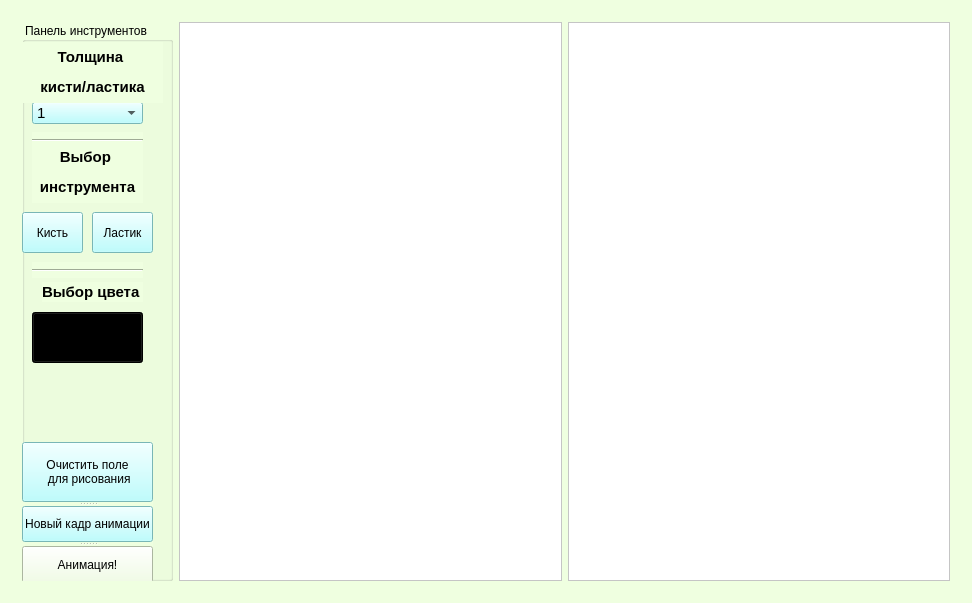
Before: the Qt Designer form paint.ui in moevm/gui-1h2018-37, drawn with Qt 5.
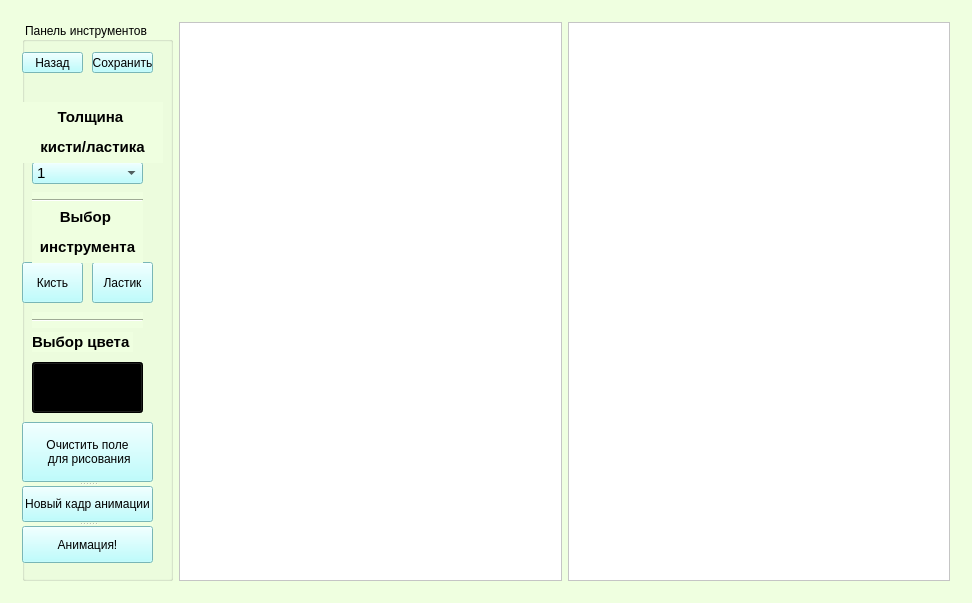
After: the same form once the commit is applied. The open tabs and pages were chosen to show the change.

Diff of the .ui file:
```diff
--- a/paint.ui
+++ b/paint.ui
@@ -122,7 +122,7 @@
           <property name="geometry">
            <rect>
             <x>10</x>
-            <y>290</y>
+            <y>340</y>
             <width>111</width>
             <height>51</height>
            </rect>
@@ -138,7 +138,7 @@
           <property name="geometry">
            <rect>
             <x>10</x>
-            <y>80</y>
+            <y>140</y>
             <width>111</width>
             <height>22</height>
            </rect>
@@ -256,7 +256,7 @@
           <property name="geometry">
            <rect>
             <x>0</x>
-            <y>190</y>
+            <y>240</y>
             <width>61</width>
             <height>41</height>
            </rect>
@@ -272,7 +272,7 @@
           <property name="geometry">
            <rect>
             <x>70</x>
-            <y>190</y>
+            <y>240</y>
             <width>61</width>
             <height>41</height>
            </rect>
@@ -287,8 +287,8 @@
          <widget class="QLabel" name="label_4">
           <property name="geometry">
            <rect>
-            <x>20</x>
-            <y>260</y>
+            <x>10</x>
+            <y>310</y>
             <width>101</width>
             <height>20</height>
            </rect>
@@ -309,7 +309,7 @@
           <property name="geometry">
            <rect>
             <x>10</x>
-            <y>120</y>
+            <y>180</y>
             <width>111</width>
             <height>61</height>
            </rect>
@@ -329,7 +329,7 @@
           <property name="geometry">
            <rect>
             <x>10</x>
-            <y>110</y>
+            <y>170</y>
             <width>111</width>
             <height>16</height>
            </rect>
@@ -342,7 +342,7 @@
           <property name="geometry">
            <rect>
             <x>10</x>
-            <y>240</y>
+            <y>290</y>
             <width>111</width>
             <height>16</height>
            </rect>
@@ -355,7 +355,7 @@
           <property name="geometry">
            <rect>
             <x>0</x>
-            <y>420</y>
+            <y>400</y>
             <width>131</width>
             <height>141</height>
            </rect>
@@ -381,6 +381,9 @@
            </property>
           </widget>
           <widget class="QPushButton" name="btnGif">
+           <property name="styleSheet">
+            <string notr="true">background-color: rgb(170, 255, 255);</string>
+           </property>
            <property name="text">
             <string>Анимация!</string>
            </property>
@@ -390,7 +393,7 @@
           <property name="geometry">
            <rect>
             <x>0</x>
-            <y>20</y>
+            <y>80</y>
             <width>141</width>
             <height>61</height>
            </rect>
@@ -399,6 +402,38 @@
            <string>&lt;html&gt;&lt;head/&gt;&lt;body&gt;&lt;p align=&quot;center&quot;&gt;&lt;span style=&quot; font-size:11pt; font-weight:600;&quot;&gt;Толщина &lt;/span&gt;&lt;/p&gt;&lt;p align=&quot;center&quot;&gt;&lt;span style=&quot; font-size:11pt; font-weight:600;&quot;&gt;кисти/ластика&lt;/span&gt;&lt;/p&gt;&lt;/body&gt;&lt;/html&gt;</string>
           </property>
          </widget>
+         <widget class="QPushButton" name="btnBack_2">
+          <property name="geometry">
+           <rect>
+            <x>0</x>
+            <y>30</y>
+            <width>61</width>
+            <height>21</height>
+           </rect>
+          </property>
+          <property name="styleSheet">
+           <string notr="true">background-color: rgb(170, 255, 255);</string>
+          </property>
+          <property name="text">
+           <string>Назад</string>
+          </property>
+         </widget>
+         <widget class="QPushButton" name="btnSave">
+          <property name="geometry">
+           <rect>
+            <x>70</x>
+            <y>30</y>
+            <width>61</width>
+            <height>21</height>
+           </rect>
+          </property>
+          <property name="styleSheet">
+           <string notr="true">background-color: rgb(170, 255, 255);</string>
+          </property>
+          <property name="text">
+           <string>Сохранить</string>
+          </property>
+         </widget>
          <zorder>splitter</zorder>
          <zorder>cmbWidth</zorder>
          <zorder>btnColor</zorder>
```
Left out of the diff: 14 changed lines with no effect on the pictures.
